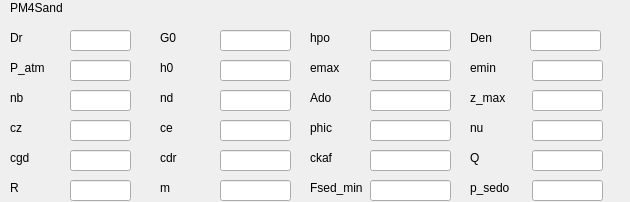
Qt form UI/PM4Sand.ui (NHERI-SimCenter/s3hark) before a commit.
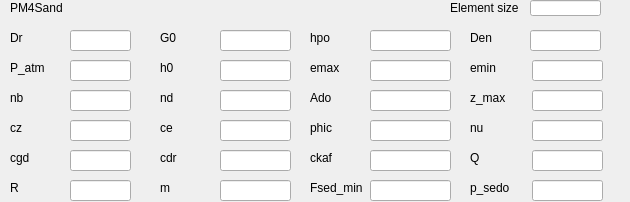
The same form after that commit.

Commit message: adding element size option

```diff
--- a/UI/PM4Sand.ui
+++ b/UI/PM4Sand.ui
@@ -578,6 +578,29 @@
     </rect>
    </property>
   </widget>
+  <widget class="QLabel" name="label_26">
+   <property name="geometry">
+    <rect>
+     <x>450</x>
+     <y>0</y>
+     <width>81</width>
+     <height>16</height>
+    </rect>
+   </property>
+   <property name="text">
+    <string>Element size</string>
+   </property>
+  </widget>
+  <widget class="QLineEdit" name="eSize">
+   <property name="geometry">
+    <rect>
+     <x>530</x>
+     <y>0</y>
+     <width>71</width>
+     <height>16</height>
+    </rect>
+   </property>
+  </widget>
  </widget>
  <resources/>
  <connections/>
```
The commit also changes 4 other files.
